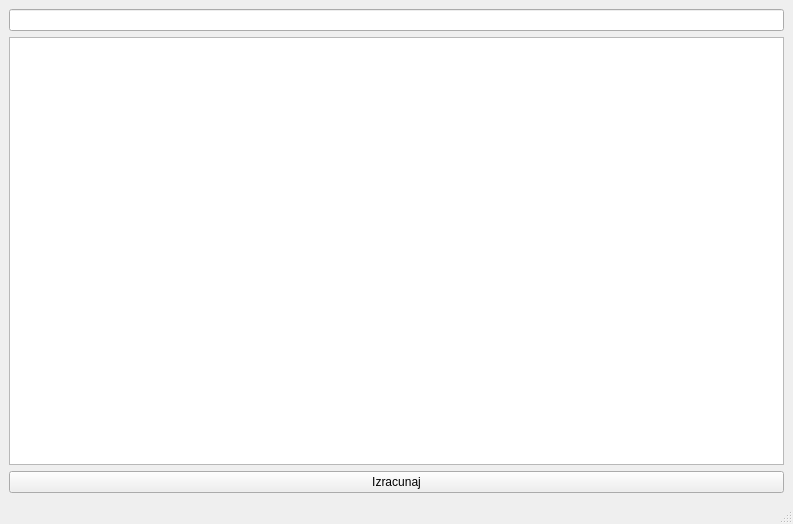
First picture: the form in calculator/untitled/mainwindow.ui, repository milalukic/matfHub, before the edit.
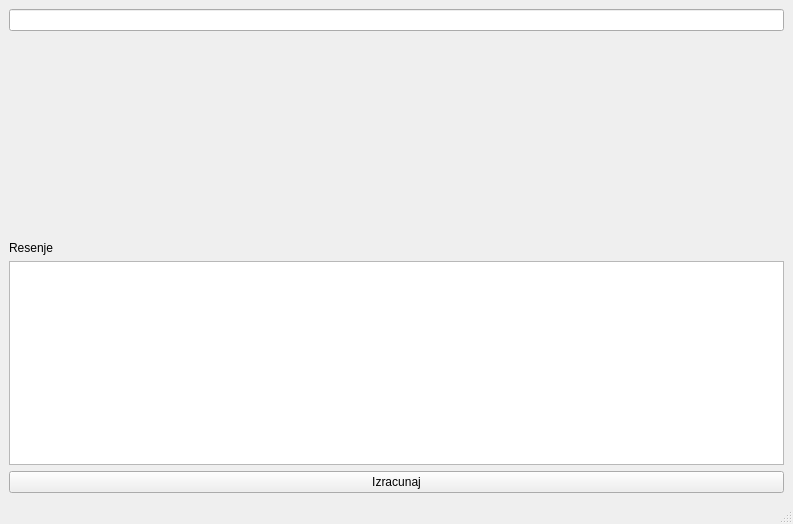
Second picture: the form after the edit.

Commit message: changed output format

The edit to the form file:
```diff
--- a/calculator/untitled/mainwindow.ui
+++ b/calculator/untitled/mainwindow.ui
@@ -20,6 +20,26 @@
       <item>
        <widget class="QLineEdit" name="leParser"/>
       </item>
+      <item>
+       <spacer name="verticalSpacer">
+        <property name="orientation">
+         <enum>Qt::Vertical</enum>
+        </property>
+        <property name="sizeHint" stdset="0">
+         <size>
+          <width>20</width>
+          <height>40</height>
+         </size>
+        </property>
+       </spacer>
+      </item>
+      <item>
+       <widget class="QLabel" name="label">
+        <property name="text">
+         <string>Resenje</string>
+        </property>
+       </widget>
+      </item>
       <item>
        <widget class="QTextBrowser" name="tbParser"/>
       </item>
```
The commit also changes 1 other file.
